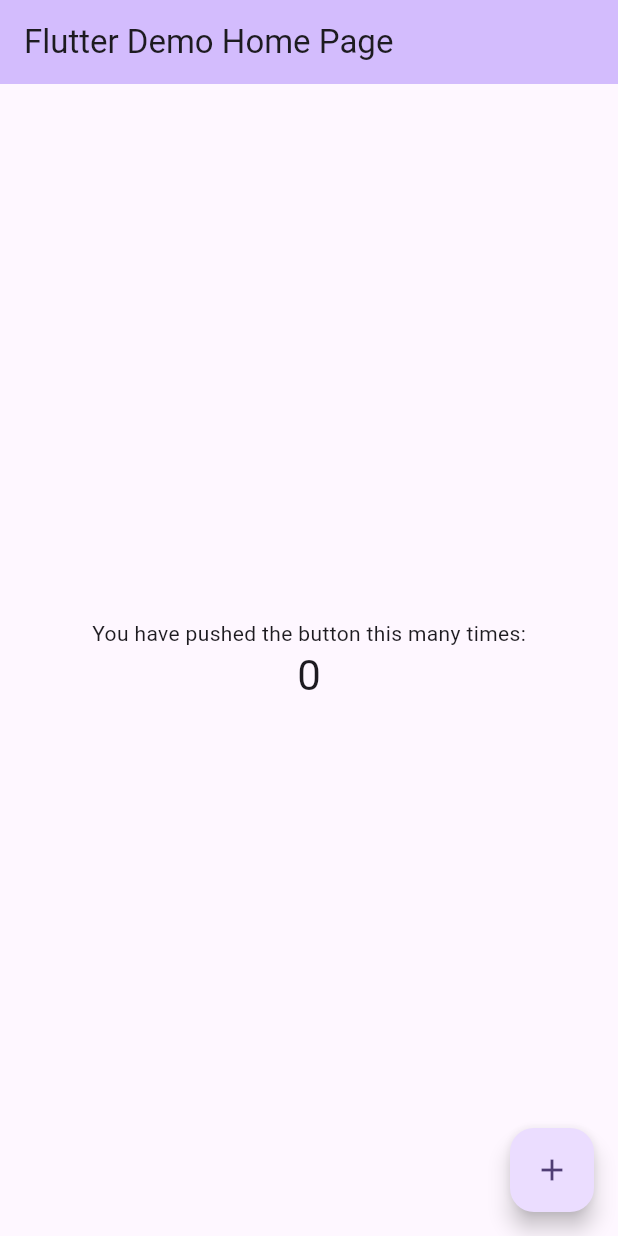
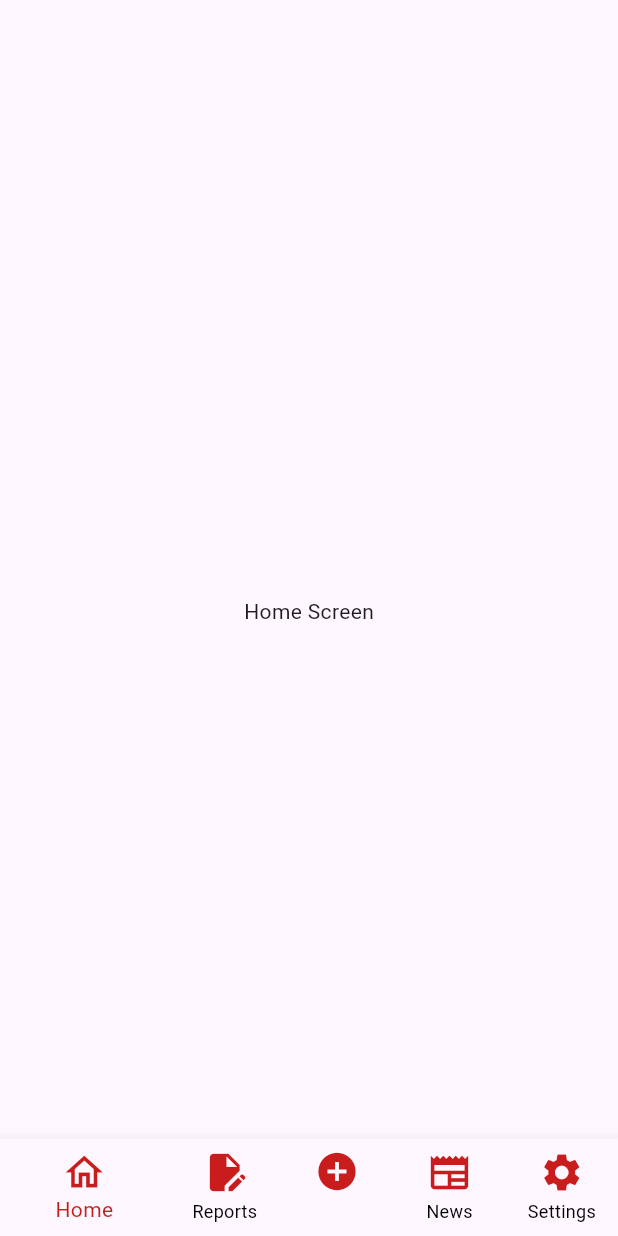
Before and after one commit to vaishakh-pk/SecureZone, a Flutter app: the screen it shows after launch, on a phone screen of 412 x 824 dp. Run offline on Flutter 3.47's test engine with Material 3 defaults, Android fonts, the phone set to English and light mode, and no system bars.

Commit message:
bottomnav 1

```diff
--- a/lib/main.dart
+++ b/lib/main.dart
@@ -1,4 +1,5 @@
 import 'package:flutter/material.dart';
+import 'package:securezone/screens/tabs.dart';
 
 void main() {
   runApp(const MyApp());
@@ -7,119 +8,10 @@
 class MyApp extends StatelessWidget {
   const MyApp({super.key});
 
-  // This widget is the root of your application.
   @override
   Widget build(BuildContext context) {
     return MaterialApp(
-      title: 'Flutter Demo',
-      theme: ThemeData(
-        // This is the theme of your application.
-        //
-        // TRY THIS: Try running your application with "flutter run". You'll see
-        // the application has a purple toolbar. Then, without quitting the app,
-        // try changing the seedColor in the colorScheme below to Colors.green
-        // and then invoke "hot reload" (save your changes or press the "hot
-        // reload" button in a Flutter-supported IDE, or press "r" if you used
-        // the command line to start the app).
-        //
-        // Notice that the counter didn't reset back to zero; the application
-        // state is not lost during the reload. To reset the state, use hot
-        // restart instead.
-        //
-        // This works for code too, not just values: Most code changes can be
-        // tested with just a hot reload.
-        colorScheme: ColorScheme.fromSeed(seedColor: Colors.deepPurple),
-        useMaterial3: true,
-      ),
-      home: const MyHomePage(title: 'Flutter Demo Home Page'),
+      home: const TabsScreen(),
     );
   }
 }
-
-class MyHomePage extends StatefulWidget {
-  const MyHomePage({super.key, required this.title});
-
-  // This widget is the home page of your application. It is stateful, meaning
-  // that it has a State object (defined below) that contains fields that affect
-  // how it looks.
-
-  // This class is the configuration for the state. It holds the values (in this
-  // case the title) provided by the parent (in this case the App widget) and
-  // used by the build method of the State. Fields in a Widget subclass are
-  // always marked "final".
-
-  final String title;
-
-  @override
-  State<MyHomePage> createState() => _MyHomePageState();
-}
-
-class _MyHomePageState extends State<MyHomePage> {
-  int _counter = 0;
-
-  void _incrementCounter() {
-    setState(() {
-      // This call to setState tells the Flutter framework that something has
-      // changed in this State, which causes it to rerun the build method below
-      // so that the display can reflect the updated values. If we changed
-      // _counter without calling setState(), then the build method would not be
-      // called again, and so nothing would appear to happen.
-      _counter++;
-    });
-  }
-
-  @override
-  Widget build(BuildContext context) {
-    // This method is rerun every time setState is called, for instance as done
-    // by the _incrementCounter method above.
-    //
-    // The Flutter framework has been optimized to make rerunning build methods
-    // fast, so that you can just rebuild anything that needs updating rather
-    // than having to individually change instances of widgets.
-    return Scaffold(
-      appBar: AppBar(
-        // TRY THIS: Try changing the color here to a specific color (to
-        // Colors.amber, perhaps?) and trigger a hot reload to see the AppBar
-        // change color while the other colors stay the same.
-        backgroundColor: Theme.of(context).colorScheme.inversePrimary,
-        // Here we take the value from the MyHomePage object that was created by
-        // the App.build method, and use it to set our appbar title.
-        title: Text(widget.title),
-      ),
-      body: Center(
-        // Center is a layout widget. It takes a single child and positions it
-        // in the middle of the parent.
-        child: Column(
-          // Column is also a layout widget. It takes a list of children and
-          // arranges them vertically. By default, it sizes itself to fit its
-          // children horizontally, and tries to be as tall as its parent.
-          //
-          // Column has various properties to control how it sizes itself and
-          // how it positions its children. Here we use mainAxisAlignment to
-          // center the children vertically; the main axis here is the vertical
-          // axis because Columns are vertical (the cross axis would be
-          // horizontal).
-          //
-          // TRY THIS: Invoke "debug painting" (choose the "Toggle Debug Paint"
-          // action in the IDE, or press "p" in the console), to see the
-          // wireframe for each widget.
-          mainAxisAlignment: MainAxisAlignment.center,
-          children: <Widget>[
-            const Text(
-              'You have pushed the button this many times:',
-            ),
-            Text(
-              '$_counter',
-              style: Theme.of(context).textTheme.headlineMedium,
-            ),
-          ],
-        ),
-      ),
-      floatingActionButton: FloatingActionButton(
-        onPressed: _incrementCounter,
-        tooltip: 'Increment',
-        child: const Icon(Icons.add),
-      ), // This trailing comma makes auto-formatting nicer for build methods.
-    );
-  }
-}
--- /dev/null
+++ b/lib/screens/home.dart
@@ -0,0 +1,18 @@
+import 'package:flutter/material.dart';
+
+class HomeScreen extends StatelessWidget {
+  const HomeScreen({super.key});
+
+  @override
+  Widget build(BuildContext context) {
+    return const Scaffold(
+      body: Center(
+        child: Column(
+          mainAxisAlignment: MainAxisAlignment.center,
+          children: [
+          Text('Home Screen')
+        ],),
+      ),
+    );
+  }
+}
--- /dev/null
+++ b/lib/screens/reports_screen.dart
@@ -0,0 +1,18 @@
+import 'package:flutter/material.dart';
+
+class ReportsScreen extends StatelessWidget {
+  const ReportsScreen({super.key});
+
+  @override
+  Widget build(BuildContext context) {
+    return const Scaffold(
+      body: Center(
+        child: Column(
+          mainAxisAlignment: MainAxisAlignment.center,
+          children: [
+          Text('Reports')
+        ],),
+      ),
+    );
+  }
+}
--- /dev/null
+++ b/lib/screens/tabs.dart
@@ -0,0 +1,82 @@
+import 'package:flutter/material.dart';
+import 'package:securezone/screens/home.dart';
+import 'package:securezone/screens/reports_screen.dart';
+
+var knavbartheme = const Color.fromARGB(255, 201, 28, 28);
+
+
+class TabsScreen extends StatefulWidget {
+  const TabsScreen({super.key});
+
+  @override
+  State<TabsScreen> createState() => _TabsScreenState();
+}
+
+class _TabsScreenState extends State<TabsScreen> {
+  int _selectedPageIndex = 0;
+
+  void _selectpage(int index) {
+    setState(() {
+      _selectedPageIndex = index;
+    });
+  }
+
+  // void _showInfoMessage(String message) {
+  //   ScaffoldMessenger.of(context).clearSnackBars();
+  //   ScaffoldMessenger.of(context)
+  //       .showSnackBar(SnackBar(content: Text(message)));
+  // }
+
+  // void _setScreen(String identifier) async {
+  //   Navigator.of(context).pop();
+
+  //   if (identifier == 'filters') {
+  //     final result = await Navigator.of(context)
+  //         .push<Map<Filter,bool>>(MaterialPageRoute(builder: (ctx) => FiltersScreen(currentFilter: _selectedFilters,)));
+  //   setState(() {
+  //     _selectedFilters = result ?? kInitialFilters;
+  //   });
+
+  //   }
+  // }
+
+  //Build Logic
+
+  @override
+  Widget build(BuildContext context) {
+
+
+    Widget activePage = HomeScreen();
+
+    var activePageTitle = 'Categories';
+
+    if (_selectedPageIndex == 1) {
+      activePage = ReportsScreen();
+      activePageTitle = 'reports';
+    }
+
+    return Scaffold(
+      appBar: AppBar(
+      ),
+      body: activePage,
+      bottomNavigationBar: BottomNavigationBar(
+        currentIndex: _selectedPageIndex,
+        unselectedLabelStyle: const TextStyle(color: Colors.black),
+        selectedLabelStyle: TextStyle(color: Colors.black),
+        showUnselectedLabels: true,
+        // fixedColor: const Color.fromARGB(255, 197, 0, 0),
+        unselectedItemColor: Colors.black,
+        selectedItemColor: knavbartheme,
+        iconSize: 30,
+        items: [
+          BottomNavigationBarItem( icon: Icon(Icons.home_outlined,color: knavbartheme), label: 'Home'),
+          BottomNavigationBarItem(icon: Icon(Icons.edit_document,color: knavbartheme), label: 'Reports'),
+          BottomNavigationBarItem(icon: Icon(Icons.add_circle,color: knavbartheme),label: ''),
+          BottomNavigationBarItem(icon: Icon(Icons.newspaper_outlined,color: knavbartheme,), label: 'News'),
+          BottomNavigationBarItem(icon: Icon(Icons.settings,color: knavbartheme), label: 'Settings'),
+        ],
+        onTap: _selectpage,
+      ),
+    );
+  }
+}
```
